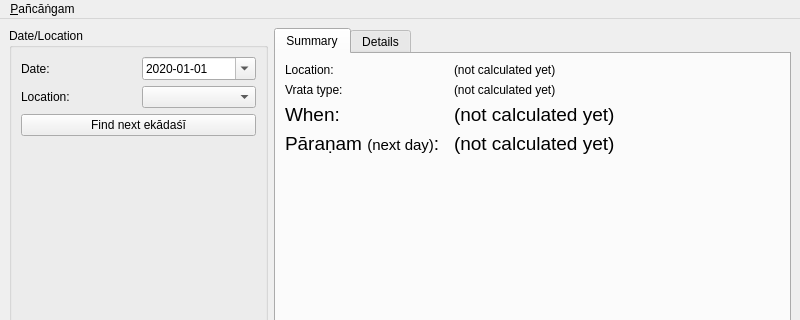
Old version of the form gui-qt/mainwindow.ui in the repository ashutosh108/vaishnavam-panchangam; both pictures show x 0 to 800 and y 0 to 320 of the 800 by 600 pixel window.
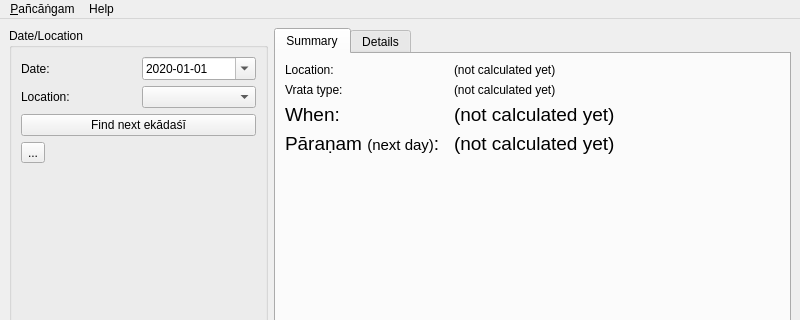
New version of the form.

Commit message: add "About" window with version (+version in status line)

Diff of the .ui file:
```diff
--- a/gui-qt/mainwindow.ui
+++ b/gui-qt/mainwindow.ui
@@ -92,6 +92,13 @@
          </item>
         </layout>
        </item>
+       <item>
+        <widget class="QToolButton" name="toolButton">
+         <property name="text">
+          <string>...</string>
+         </property>
+        </widget>
+       </item>
        <item>
         <spacer name="verticalSpacer">
          <property name="orientation">
@@ -260,7 +267,7 @@
      <x>0</x>
      <y>0</y>
      <width>800</width>
-     <height>22</height>
+     <height>21</height>
     </rect>
    </property>
    <widget class="QMenu" name="menuPa_c_gam">
@@ -269,7 +276,14 @@
     </property>
     <addaction name="actionE_xit_2"/>
    </widget>
+   <widget class="QMenu" name="menuHelp">
+    <property name="title">
+     <string>Help</string>
+    </property>
+    <addaction name="actionAbout"/>
+   </widget>
    <addaction name="menuPa_c_gam"/>
+   <addaction name="menuHelp"/>
   </widget>
   <widget class="QStatusBar" name="statusbar"/>
   <action name="actionqwe">
```
Left out of the diff: 10 changed lines with no effect on the pictures. The commit also changes 7 other files.
